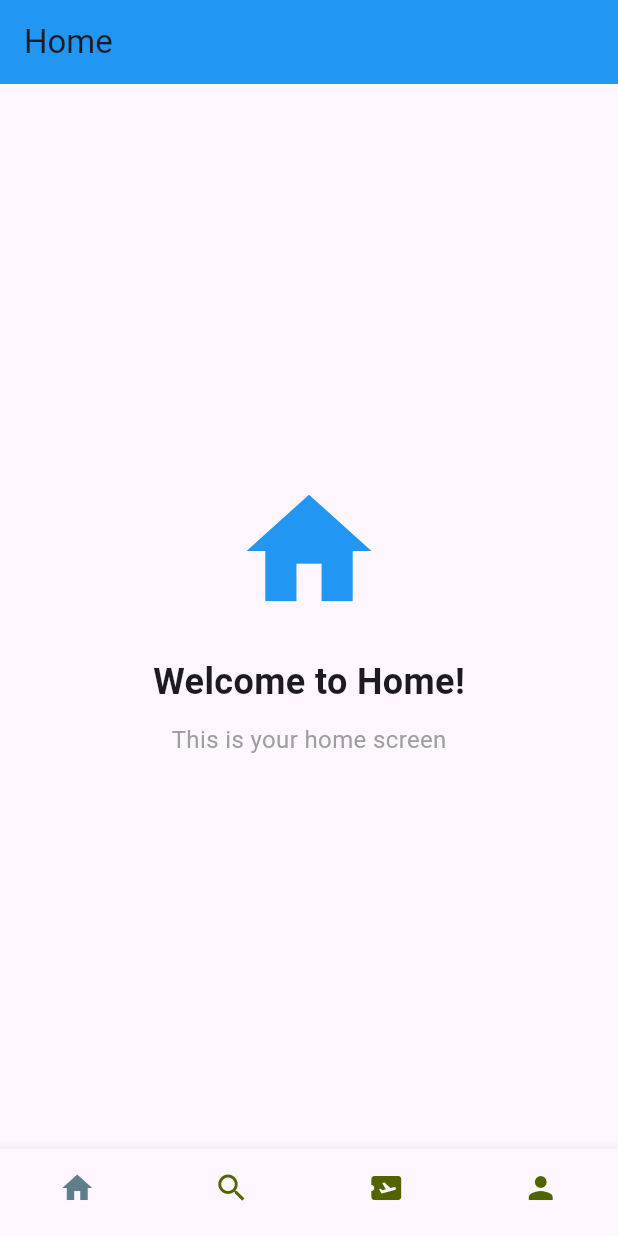
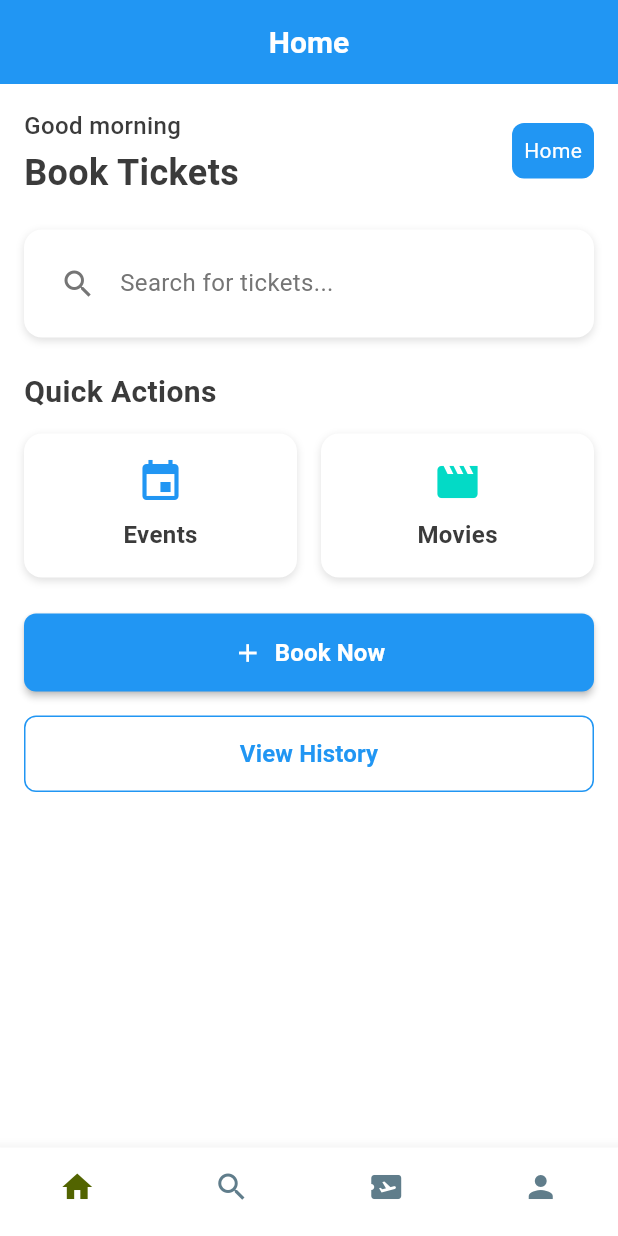
Before and after one commit to khuznain/flutter-examples, a Flutter app: the screen it shows after launch, on a phone screen of 412 x 824 dp. Run offline on Flutter 3.47's test engine with Material 3 defaults, Android fonts, the phone set to English and light mode, and no system bars.

Commit message:
added theme

```diff
--- a/lib/core/bottom_navbar.dart
+++ b/lib/core/bottom_navbar.dart
@@ -14,7 +14,6 @@ class BottomNavbar extends StatefulWidget {
 class _BottomNavbarState extends State<BottomNavbar> {
   int _currentIndex = 0;
 
-  // List of screens to show for each tab
   final List<Widget> _screens = [
     const HomeScreen(),
     const SearchScreen(),
@@ -30,8 +29,8 @@ class _BottomNavbarState extends State<BottomNavbar> {
         type: BottomNavigationBarType.fixed,
         showSelectedLabels: false,
         showUnselectedLabels: false,
-        selectedItemColor: Colors.blueGrey,
-        unselectedItemColor: const Color(0xFF526400),
+        unselectedItemColor: Colors.blueGrey,
+        selectedItemColor: const Color(0xFF526400),
         items: const [
           BottomNavigationBarItem(icon: Icon(Icons.home), label: 'Home'),
           BottomNavigationBarItem(icon: Icon(Icons.search), label: 'Search'),
--- /dev/null
+++ b/lib/core/styles/app_styles.dart
@@ -0,0 +1,289 @@
+import 'package:flutter/material.dart';
+import '../theme/app_theme.dart';
+
+class AppStyles {
+  // Padding and Margin
+  static const EdgeInsets paddingXS = EdgeInsets.all(AppTheme.spacingXS);
+  static const EdgeInsets paddingS = EdgeInsets.all(AppTheme.spacingS);
+  static const EdgeInsets paddingM = EdgeInsets.all(AppTheme.spacingM);
+  static const EdgeInsets paddingL = EdgeInsets.all(AppTheme.spacingL);
+  static const EdgeInsets paddingXL = EdgeInsets.all(AppTheme.spacingXL);
+
+  static const EdgeInsets paddingHorizontalXS = EdgeInsets.symmetric(horizontal: AppTheme.spacingXS);
+  static const EdgeInsets paddingHorizontalS = EdgeInsets.symmetric(horizontal: AppTheme.spacingS);
+  static const EdgeInsets paddingHorizontalM = EdgeInsets.symmetric(horizontal: AppTheme.spacingM);
+  static const EdgeInsets paddingHorizontalL = EdgeInsets.symmetric(horizontal: AppTheme.spacingL);
+  static const EdgeInsets paddingHorizontalXL = EdgeInsets.symmetric(horizontal: AppTheme.spacingXL);
+
+  static const EdgeInsets paddingVerticalXS = EdgeInsets.symmetric(vertical: AppTheme.spacingXS);
+  static const EdgeInsets paddingVerticalS = EdgeInsets.symmetric(vertical: AppTheme.spacingS);
+  static const EdgeInsets paddingVerticalM = EdgeInsets.symmetric(vertical: AppTheme.spacingM);
+  static const EdgeInsets paddingVerticalL = EdgeInsets.symmetric(vertical: AppTheme.spacingL);
+  static const EdgeInsets paddingVerticalXL = EdgeInsets.symmetric(vertical: AppTheme.spacingXL);
+
+  // Border Radius
+  static const BorderRadius radiusS = BorderRadius.all(Radius.circular(AppTheme.radiusS));
+  static const BorderRadius radiusM = BorderRadius.all(Radius.circular(AppTheme.radiusM));
+  static const BorderRadius radiusL = BorderRadius.all(Radius.circular(AppTheme.radiusL));
+  static const BorderRadius radiusXL = BorderRadius.all(Radius.circular(AppTheme.radiusXL));
+  static const BorderRadius radiusXXL = BorderRadius.all(Radius.circular(AppTheme.radiusXXL));
+
+  // Borders
+  static const BorderSide borderLight = BorderSide(color: AppTheme.dividerColor, width: 1);
+  static const BorderSide borderMedium = BorderSide(color: AppTheme.dividerColor, width: 2);
+  static const BorderSide borderPrimary = BorderSide(color: AppTheme.primaryColor, width: 2);
+  static const BorderSide borderError = BorderSide(color: AppTheme.errorColor, width: 1);
+
+  // Box Decorations
+  static BoxDecoration cardDecoration = BoxDecoration(
+    color: AppTheme.surfaceColor,
+    borderRadius: radiusL,
+    boxShadow: AppTheme.shadowSmall,
+  );
+
+  static BoxDecoration elevatedCardDecoration = BoxDecoration(
+    color: AppTheme.surfaceColor,
+    borderRadius: radiusL,
+    boxShadow: AppTheme.shadowMedium,
+  );
+
+  static BoxDecoration primaryCardDecoration = BoxDecoration(
+    color: AppTheme.primaryColor,
+    borderRadius: radiusL,
+    boxShadow: AppTheme.shadowSmall,
+  );
+
+  static BoxDecoration secondaryCardDecoration = BoxDecoration(
+    color: AppTheme.secondaryColor,
+    borderRadius: radiusL,
+    boxShadow: AppTheme.shadowSmall,
+  );
+
+  // Input Decorations
+  static const InputDecoration textFieldDecoration = InputDecoration(
+    filled: true,
+    fillColor: AppTheme.backgroundColor,
+    border: OutlineInputBorder(
+      borderRadius: radiusM,
+      borderSide: borderLight,
+    ),
+    enabledBorder: OutlineInputBorder(
+      borderRadius: radiusM,
+      borderSide: borderLight,
+    ),
+    focusedBorder: OutlineInputBorder(
+      borderRadius: radiusM,
+      borderSide: borderPrimary,
+    ),
+    errorBorder: OutlineInputBorder(
+      borderRadius: radiusM,
+      borderSide: borderError,
+    ),
+    contentPadding: EdgeInsets.symmetric(
+      horizontal: AppTheme.spacingM,
+      vertical: AppTheme.spacingM,
+    ),
+  );
+
+  // Button Styles
+  static ButtonStyle primaryButtonStyle = ElevatedButton.styleFrom(
+    backgroundColor: AppTheme.primaryColor,
+    foregroundColor: Colors.white,
+    elevation: 2,
+    padding: const EdgeInsets.symmetric(
+      horizontal: AppTheme.spacingL,
+      vertical: AppTheme.spacingM,
+    ),
+    shape: RoundedRectangleBorder(borderRadius: radiusM),
+  );
+
+  static ButtonStyle secondaryButtonStyle = ElevatedButton.styleFrom(
+    backgroundColor: AppTheme.secondaryColor,
+    foregroundColor: Colors.black,
+    elevation: 2,
+    padding: const EdgeInsets.symmetric(
+      horizontal: AppTheme.spacingL,
+      vertical: AppTheme.spacingM,
+    ),
+    shape: RoundedRectangleBorder(borderRadius: radiusM),
+  );
+
+  static ButtonStyle outlinedButtonStyle = OutlinedButton.styleFrom(
+    foregroundColor: AppTheme.primaryColor,
+    side: const BorderSide(color: AppTheme.primaryColor),
+    padding: const EdgeInsets.symmetric(
+      horizontal: AppTheme.spacingL,
+      vertical: AppTheme.spacingM,
+    ),
+    shape: RoundedRectangleBorder(borderRadius: radiusM),
+  );
+
+  static ButtonStyle textButtonStyle = TextButton.styleFrom(
+    foregroundColor: AppTheme.primaryColor,
+    padding: const EdgeInsets.symmetric(
+      horizontal: AppTheme.spacingM,
+      vertical: AppTheme.spacingS,
+    ),
+  );
+}
+
+// Reusable Widget Classes
+class AppContainer extends StatelessWidget {
+  final Widget child;
+  final EdgeInsetsGeometry? padding;
+  final EdgeInsetsGeometry? margin;
+  final BoxDecoration? decoration;
+  final double? width;
+  final double? height;
+  final AlignmentGeometry? alignment;
+
+  const AppContainer({
+    super.key,
+    required this.child,
+    this.padding,
+    this.margin,
+    this.decoration,
+    this.width,
+    this.height,
+    this.alignment,
+  });
+
+  @override
+  Widget build(BuildContext context) {
+    return Container(
+      width: width,
+      height: height,
+      padding: padding,
+      margin: margin,
+      decoration: decoration,
+      alignment: alignment,
+      child: child,
+    );
+  }
+}
+
+class AppCard extends StatelessWidget {
+  final Widget child;
+  final EdgeInsetsGeometry? padding;
+  final EdgeInsetsGeometry? margin;
+  final BoxDecoration? decoration;
+  final VoidCallback? onTap;
+
+  const AppCard({
+    super.key,
+    required this.child,
+    this.padding,
+    this.margin,
+    this.decoration,
+    this.onTap,
+  });
+
+  @override
+  Widget build(BuildContext context) {
+    Widget card = AppContainer(
+      padding: padding ?? AppStyles.paddingM,
+      margin: margin,
+      decoration: decoration ?? AppStyles.cardDecoration,
+      child: child,
+    );
+
+    if (onTap != null) {
+      return GestureDetector(
+        onTap: onTap,
+        child: card,
+      );
+    }
+
+    return card;
+  }
+}
+
+class AppButton extends StatelessWidget {
+  final String text;
+  final VoidCallback? onPressed;
+  final ButtonStyle? style;
+  final bool isLoading;
+  final Widget? icon;
+
+  const AppButton({
+    super.key,
+    required this.text,
+    this.onPressed,
+    this.style,
+    this.isLoading = false,
+    this.icon,
+  });
+
+  @override
+  Widget build(BuildContext context) {
+    return ElevatedButton(
+      onPressed: isLoading ? null : onPressed,
+      style: style ?? AppStyles.primaryButtonStyle,
+      child: isLoading
+          ? const SizedBox(
+              width: 20,
+              height: 20,
+              child: CircularProgressIndicator(
+                strokeWidth: 2,
+                valueColor: AlwaysStoppedAnimation<Color>(Colors.white),
+              ),
+            )
+          : Row(
+              mainAxisSize: MainAxisSize.min,
+              children: [
+                if (icon != null) ...[
+                  icon!,
+                  const SizedBox(width: AppTheme.spacingS),
+                ],
+                Text(text, style: AppTheme.button),
+              ],
+            ),
+    );
+  }
+}
+
+class AppText extends StatelessWidget {
+  final String text;
+  final TextStyle? style;
+  final TextAlign? textAlign;
+  final int? maxLines;
+  final TextOverflow? overflow;
+
+  const AppText(
+    this.text, {
+    super.key,
+    this.style,
+    this.textAlign,
+    this.maxLines,
+    this.overflow,
+  });
+
+  @override
+  Widget build(BuildContext context) {
+    return Text(
+      text,
+      style: style,
+      textAlign: textAlign,
+      maxLines: maxLines,
+      overflow: overflow,
+    );
+  }
+}
+
+// Helper extension for responsive design
+extension ResponsiveExtension on BuildContext {
+  double get screenWidth => MediaQuery.of(this).size.width;
+  double get screenHeight => MediaQuery.of(this).size.height;
+  double get statusBarHeight => MediaQuery.of(this).padding.top;
+  double get bottomPadding => MediaQuery.of(this).padding.bottom;
+
+  bool get isSmallScreen => screenWidth < 600;
+  bool get isMediumScreen => screenWidth >= 600 && screenWidth < 1200;
+  bool get isLargeScreen => screenWidth >= 1200;
+
+  double get responsivePadding {
+    if (isSmallScreen) return AppTheme.spacingM;
+    if (isMediumScreen) return AppTheme.spacingL;
+    return AppTheme.spacingXL;
+  }
+}
--- /dev/null
+++ b/lib/core/theme/app_theme.dart
@@ -0,0 +1,275 @@
+import 'package:flutter/material.dart';
+
+class AppTheme {
+  // Colors
+  static const Color primaryColor = Color(0xFF2196F3);
+  static const Color primaryLightColor = Color(0xFF64B5F6);
+  static const Color primaryDarkColor = Color(0xFF1976D2);
+
+  static const Color secondaryColor = Color(0xFF03DAC6);
+  static const Color secondaryLightColor = Color(0xFF66FFF8);
+  static const Color secondaryDarkColor = Color(0xFF018786);
+
+  static const Color backgroundColor = Color(0xFFF5F5F5);
+  static const Color surfaceColor = Color(0xFFFFFFFF);
+  static const Color errorColor = Color(0xFFB00020);
+
+  static const Color textPrimaryColor = Color(0xFF3B3B3B);
+  static const Color textSecondaryColor = Color(0xFF757575);
+  static const Color textLightColor = Color(0xFFBDBDBD);
+
+  static const Color dividerColor = Color(0xFFE0E0E0);
+  static const Color shadowColor = Color(0x1F000000);
+
+  // Text Styles
+  static const TextStyle heading1 = TextStyle(
+    fontSize: 32,
+    fontWeight: FontWeight.bold,
+    color: textPrimaryColor,
+    height: 1.2,
+  );
+
+  static const TextStyle heading2 = TextStyle(
+    fontSize: 28,
+    fontWeight: FontWeight.bold,
+    color: textPrimaryColor,
+    height: 1.2,
+  );
+
+  static const TextStyle heading3 = TextStyle(
+    fontSize: 24,
+    fontWeight: FontWeight.w600,
+    color: textPrimaryColor,
+    height: 1.2,
+  );
+
+  static const TextStyle heading4 = TextStyle(
+    fontSize: 20,
+    fontWeight: FontWeight.w600,
+    color: textPrimaryColor,
+    height: 1.2,
+  );
+
+  static const TextStyle bodyLarge = TextStyle(
+    fontSize: 18,
+    fontWeight: FontWeight.normal,
+    color: textPrimaryColor,
+    height: 1.5,
+  );
+
+  static const TextStyle bodyMedium = TextStyle(
+    fontSize: 16,
+    fontWeight: FontWeight.normal,
+    color: textPrimaryColor,
+    height: 1.5,
+  );
+
+  static const TextStyle bodySmall = TextStyle(
+    fontSize: 14,
+    fontWeight: FontWeight.normal,
+    color: textSecondaryColor,
+    height: 1.4,
+  );
+
+  static const TextStyle caption = TextStyle(
+    fontSize: 12,
+    fontWeight: FontWeight.normal,
+    color: textLightColor,
+    height: 1.3,
+  );
+
+  static const TextStyle button = TextStyle(
+    fontSize: 16,
+    fontWeight: FontWeight.w600,
+    color: Colors.white,
+    height: 1.2,
+  );
+
+  // Spacing
+  static const double spacingXS = 4.0;
+  static const double spacingS = 8.0;
+  static const double spacingM = 16.0;
+  static const double spacingL = 24.0;
+  static const double spacingXL = 32.0;
+  static const double spacingXXL = 48.0;
+
+  // Border Radius
+  static const double radiusS = 4.0;
+  static const double radiusM = 8.0;
+  static const double radiusL = 12.0;
+  static const double radiusXL = 16.0;
+  static const double radiusXXL = 24.0;
+
+  // Shadows
+  static const List<BoxShadow> shadowSmall = [
+    BoxShadow(color: shadowColor, offset: Offset(0, 2), blurRadius: 4),
+  ];
+
+  static const List<BoxShadow> shadowMedium = [
+    BoxShadow(color: shadowColor, offset: Offset(0, 4), blurRadius: 8),
+  ];
+
+  static const List<BoxShadow> shadowLarge = [
+    BoxShadow(color: shadowColor, offset: Offset(0, 8), blurRadius: 16),
+  ];
+
+  // Theme Data
+  static ThemeData get lightTheme {
+    return ThemeData(
+      useMaterial3: true,
+      colorScheme: const ColorScheme.light(
+        primary: primaryColor,
+        primaryContainer: primaryLightColor,
+        secondary: secondaryColor,
+        secondaryContainer: secondaryLightColor,
+        surface: surfaceColor,
+        background: backgroundColor,
+        error: errorColor,
+        onPrimary: Colors.white,
+        onSecondary: Colors.black,
+        onSurface: textPrimaryColor,
+        onBackground: textPrimaryColor,
+        onError: Colors.white,
+      ),
+      textTheme: const TextTheme(
+        displayLarge: heading1,
+        displayMedium: heading2,
+        displaySmall: heading3,
+        headlineLarge: heading4,
+        headlineMedium: bodyLarge,
+        headlineSmall: bodyMedium,
+        titleLarge: heading4,
+        titleMedium: bodyMedium,
+        titleSmall: bodySmall,
+        bodyLarge: bodyLarge,
+        bodyMedium: bodyMedium,
+        bodySmall: bodySmall,
+        labelLarge: button,
+        labelMedium: bodySmall,
+        labelSmall: caption,
+      ),
+      appBarTheme: const AppBarTheme(
+        backgroundColor: primaryColor,
+        foregroundColor: Colors.white,
+        elevation: 0,
+        centerTitle: true,
+        titleTextStyle: TextStyle(
+          fontSize: 20,
+          fontWeight: FontWeight.w600,
+          color: Colors.white,
+        ),
+      ),
+      elevatedButtonTheme: ElevatedButtonThemeData(
+        style: ElevatedButton.styleFrom(
+          backgroundColor: primaryColor,
+          foregroundColor: Colors.white,
+          elevation: 2,
+          padding: const EdgeInsets.symmetric(
+            horizontal: spacingL,
+            vertical: spacingM,
+          ),
+          shape: RoundedRectangleBorder(
+            borderRadius: BorderRadius.circular(radiusM),
+          ),
+        ),
+      ),
+      outlinedButtonTheme: OutlinedButtonThemeData(
+        style: OutlinedButton.styleFrom(
+          foregroundColor: primaryColor,
+          side: const BorderSide(color: primaryColor),
+          padding: const EdgeInsets.symmetric(
+            horizontal: spacingL,
+            vertical: spacingM,
+          ),
+          shape: RoundedRectangleBorder(
+            borderRadius: BorderRadius.circular(radiusM),
+          ),
+        ),
+      ),
+      textButtonTheme: TextButtonThemeData(
+        style: TextButton.styleFrom(
+          foregroundColor: primaryColor,
+          padding: const EdgeInsets.symmetric(
+            horizontal: spacingM,
+            vertical: spacingS,
+          ),
+        ),
+      ),
+      inputDecorationTheme: InputDecorationTheme(
+        filled: true,
+        fillColor: Colors.grey[50],
+        border: OutlineInputBorder(
+          borderRadius: BorderRadius.circular(radiusM),
+          borderSide: const BorderSide(color: dividerColor),
+        ),
+        enabledBorder: OutlineInputBorder(
+          borderRadius: BorderRadius.circular(radiusM),
+          borderSide: const BorderSide(color: dividerColor),
+        ),
+        focusedBorder: OutlineInputBorder(
+          borderRadius: BorderRadius.circular(radiusM),
+          borderSide: const BorderSide(color: primaryColor, width: 2),
+        ),
+        errorBorder: OutlineInputBorder(
+          borderRadius: BorderRadius.circular(radiusM),
+          borderSide: const BorderSide(color: errorColor),
+        ),
+        contentPadding: const EdgeInsets.symmetric(
+          horizontal: spacingM,
+          vertical: spacingM,
+        ),
+      ),
+      cardTheme: CardThemeData(
+        elevation: 2,
+        shape: RoundedRectangleBorder(
+          borderRadius: BorderRadius.circular(radiusL),
+        ),
+        color: surfaceColor,
+      ),
+      dividerTheme: const DividerThemeData(
+        color: dividerColor,
+        thickness: 1,
+        space: 1,
+      ),
+    );
+  }
+
+  static ThemeData get darkTheme {
+    return ThemeData(
+      useMaterial3: true,
+      brightness: Brightness.dark,
+      colorScheme: const ColorScheme.dark(
+        primary: primaryColor,
+        primaryContainer: primaryDarkColor,
+        secondary: secondaryColor,
+        secondaryContainer: secondaryDarkColor,
+        surface: Color(0xFF121212),
+        background: Color(0xFF000000),
+        error: errorColor,
+        onPrimary: Colors.white,
+        onSecondary: Colors.black,
+        onSurface: Colors.white,
+        onBackground: Colors.white,
+        onError: Colors.white,
+      ),
+      // You can customize dark theme text styles here
+      textTheme: const TextTheme(
+        displayLarge: heading1,
+        displayMedium: heading2,
+        displaySmall: heading3,
+        headlineLarge: heading4,
+        headlineMedium: bodyLarge,
+        headlineSmall: bodyMedium,
+        titleLarge: heading4,
+        titleMedium: bodyMedium,
+        titleSmall: bodySmall,
+        bodyLarge: bodyLarge,
+        bodyMedium: bodyMedium,
+        bodySmall: bodySmall,
+        labelLarge: button,
+        labelMedium: bodySmall,
+        labelSmall: caption,
+      ),
+    );
+  }
+}
--- a/lib/main.dart
+++ b/lib/main.dart
@@ -1,5 +1,6 @@
 import 'package:flutter/material.dart';
 import 'package:flutter_examples/core/bottom_navbar.dart';
+import 'package:flutter_examples/core/theme/app_theme.dart';
 
 void main() {
   runApp(const MyApp());
@@ -12,7 +13,10 @@ class MyApp extends StatelessWidget {
   Widget build(BuildContext context) {
     return MaterialApp(
       title: 'Flutter Examples',
-      theme: ThemeData(primarySwatch: Colors.blue, useMaterial3: true),
+      theme: AppTheme.lightTheme,
+      darkTheme: AppTheme.darkTheme,
+      themeMode:
+          ThemeMode.system, // Automatically switch between light and dark
       home: const BottomNavbar(),
     );
   }
--- a/lib/screens/home_screen.dart
+++ b/lib/screens/home_screen.dart
@@ -1,4 +1,6 @@
 import 'package:flutter/material.dart';
+import 'package:flutter_examples/core/theme/app_theme.dart';
+import 'package:flutter_examples/core/styles/app_styles.dart';
 
 class HomeScreen extends StatelessWidget {
   const HomeScreen({super.key});
@@ -6,24 +8,146 @@ class HomeScreen extends StatelessWidget {
   @override
   Widget build(BuildContext context) {
     return Scaffold(
-      appBar: AppBar(title: const Text('Home'), backgroundColor: Colors.blue),
-      body: const Center(
-        child: Column(
-          mainAxisAlignment: MainAxisAlignment.center,
-          children: [
-            Icon(Icons.home, size: 100, color: Colors.blue),
-            SizedBox(height: 20),
-            Text(
-              'Welcome to Home!',
-              style: TextStyle(fontSize: 24, fontWeight: FontWeight.bold),
+      appBar: AppBar(
+        title: const AppText('Home'),
+        backgroundColor: AppTheme.primaryColor,
+      ),
+      body: ListView(
+        padding: AppStyles.paddingHorizontalM,
+        children: [
+          const SizedBox(height: AppTheme.spacingM),
+
+          // Header Section
+          Row(
+            mainAxisAlignment: MainAxisAlignment.spaceBetween,
+            children: [
+              Column(
+                crossAxisAlignment: CrossAxisAlignment.start,
+                children: [
+                  AppText(
+                    'Good morning',
+                    style: AppTheme.bodyMedium.copyWith(
+                      fontWeight: FontWeight.w500,
+                    ),
+                  ),
+                  const SizedBox(height: AppTheme.spacingXS),
+                  AppText('Book Tickets', style: AppTheme.heading3),
+                ],
+              ),
+              AppContainer(
+                padding: AppStyles.paddingS,
+                decoration: BoxDecoration(
+                  color: AppTheme.primaryColor,
+                  borderRadius: AppStyles.radiusM,
+                ),
+                child: const AppText(
+                  'Home',
+                  style: TextStyle(color: Colors.white, fontSize: 14),
+                ),
+              ),
+            ],
+          ),
+
+          const SizedBox(height: AppTheme.spacingL),
+
+          // Search Section
+          AppCard(
+            padding: AppStyles.paddingL,
+            child: Row(
+              children: [
+                Icon(
+                  Icons.search,
+                  color: AppTheme.textSecondaryColor,
+                  size: 24,
+                ),
+                const SizedBox(width: AppTheme.spacingM),
+                Expanded(
+                  child: AppText(
+                    'Search for tickets...',
+                    style: AppTheme.bodyMedium.copyWith(
+                      color: AppTheme.textSecondaryColor,
+                    ),
+                  ),
+                ),
+              ],
             ),
-            SizedBox(height: 10),
-            Text(
-              'This is your home screen',
-              style: TextStyle(fontSize: 16, color: Colors.grey),
-            ),
-          ],
-        ),
+          ),
+
+          const SizedBox(height: AppTheme.spacingL),
+
+          // Quick Actions Section
+          AppText('Quick Actions', style: AppTheme.heading4),
+          const SizedBox(height: AppTheme.spacingM),
+
+          Row(
+            children: [
+              Expanded(
+                child: AppCard(
+                  onTap: () {
+                    // Handle action
+                  },
+                  child: Column(
+                    children: [
+                      Icon(Icons.event, size: 32, color: AppTheme.primaryColor),
+                      const SizedBox(height: AppTheme.spacingS),
+                      AppText(
+                        'Events',
+                        style: AppTheme.bodyMedium.copyWith(
+                          fontWeight: FontWeight.w600,
+                        ),
+                      ),
+                    ],
+                  ),
+                ),
+              ),
+              const SizedBox(width: AppTheme.spacingM),
+              Expanded(
+                child: AppCard(
+                  onTap: () {
+                    // Handle action
+                  },
+                  child: Column(
+                    children: [
+                      Icon(
+                        Icons.movie,
+                        size: 32,
+                        color: AppTheme.secondaryColor,
+                      ),
+                      const SizedBox(height: AppTheme.spacingS),
+                      AppText(
+                        'Movies',
+                        style: AppTheme.bodyMedium.copyWith(
+                          fontWeight: FontWeight.w600,
+                        ),
+                      ),
+                    ],
+                  ),
+                ),
+              ),
+            ],
+          ),
+
+          const SizedBox(height: AppTheme.spacingL),
+
+          // Action Buttons
+          AppButton(
+            text: 'Book Now',
+            onPressed: () {
+              // Handle booking
+            },
+            icon: const Icon(Icons.add, size: 20),
+          ),
+
+          const SizedBox(height: AppTheme.spacingM),
+
+          OutlinedButton(
+            onPressed: () {
+              // Handle secondary action
+            },
+            style: AppStyles.outlinedButtonStyle,
+            child: const AppText('View History'),
+          ),
+        ],
       ),
     );
   }
```
